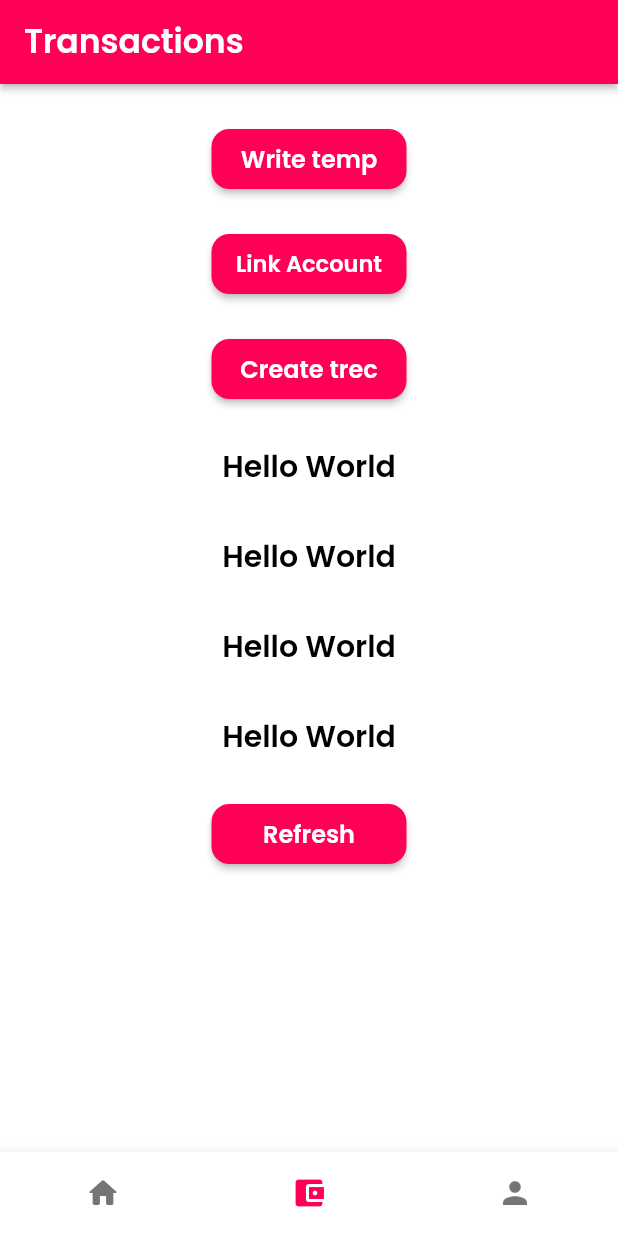
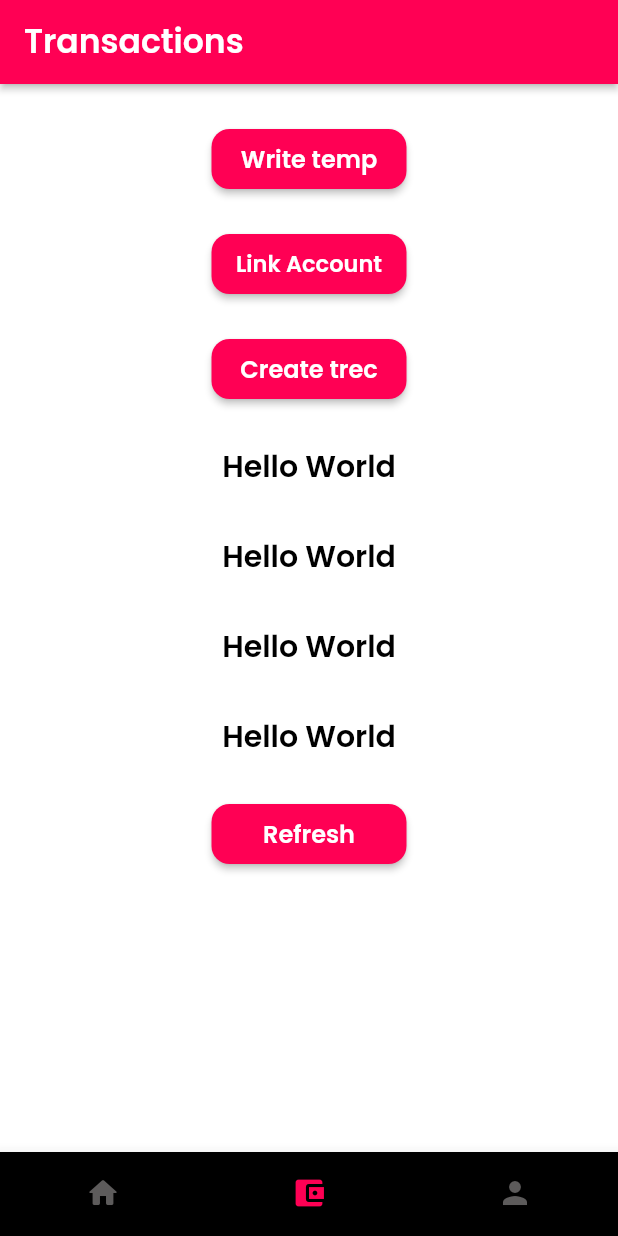
Before and after one commit to obkaro/evi-finance-sc, a Flutter app: the NavBarPage screen opened directly, item 2 of the bottom bar chosen, on a phone screen of 412 x 824 dp. Run offline on Flutter 3.47's test engine with Material 2 defaults, Android fonts, the phone set to English and light mode, and no system bars; drawn by our look-alikes of auto_size_text; our stand-ins replace built_collection, built_value, cloud_firestore, equatable, firebase_auth, firebase_core and 9 more; missing offline and left inert: algolia, json_path, mono_flutter; accounts and stored records are empty; generated files the repository leaves out were written again.

Commit message:
Updating to latest FlutterFlow output.

```diff
--- a/lib/main.dart
+++ b/lib/main.dart
@@ -126,9 +126,9 @@ class _NavBarPageState extends State<NavBarPage> {
       bottomNavigationBar: BottomNavigationBar(
         currentIndex: currentIndex,
         onTap: (i) => setState(() => _currentPage = tabs.keys.toList()[i]),
-        backgroundColor: Colors.white,
+        backgroundColor: Colors.black,
         selectedItemColor: FlutterFlowTheme.of(context).primaryColor,
-        unselectedItemColor: Color(0x8A000000),
+        unselectedItemColor: Color(0xFF5D5B5B),
         showSelectedLabels: false,
         showUnselectedLabels: false,
         type: BottomNavigationBarType.fixed,
```
Also changed, not shown: lib/custom_code/widgets/mono_connect.dart (+25 -13 lines).
